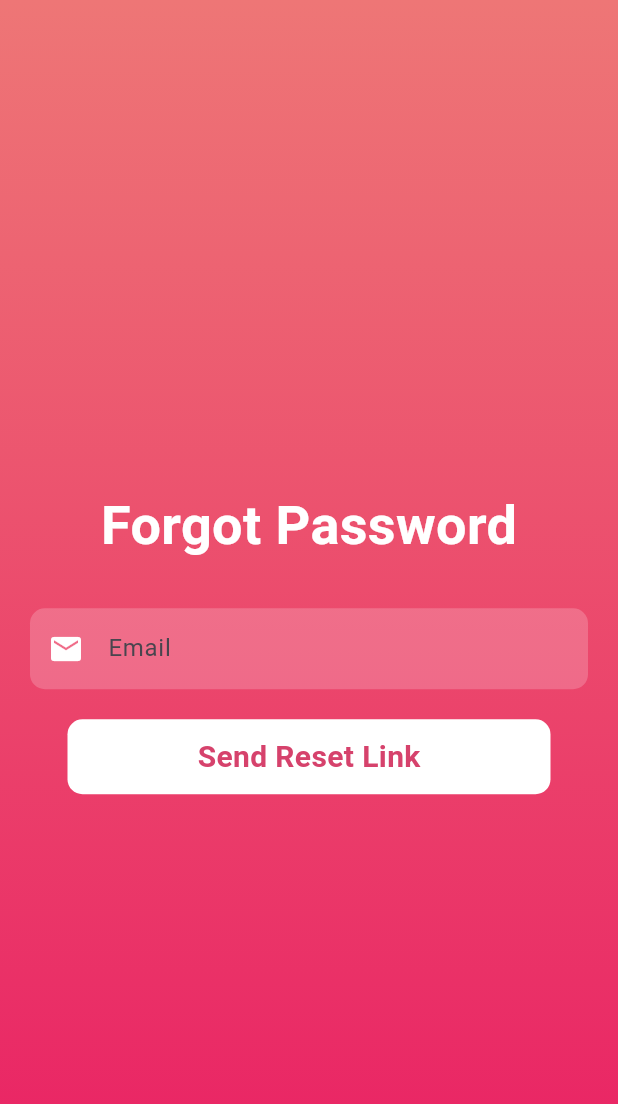
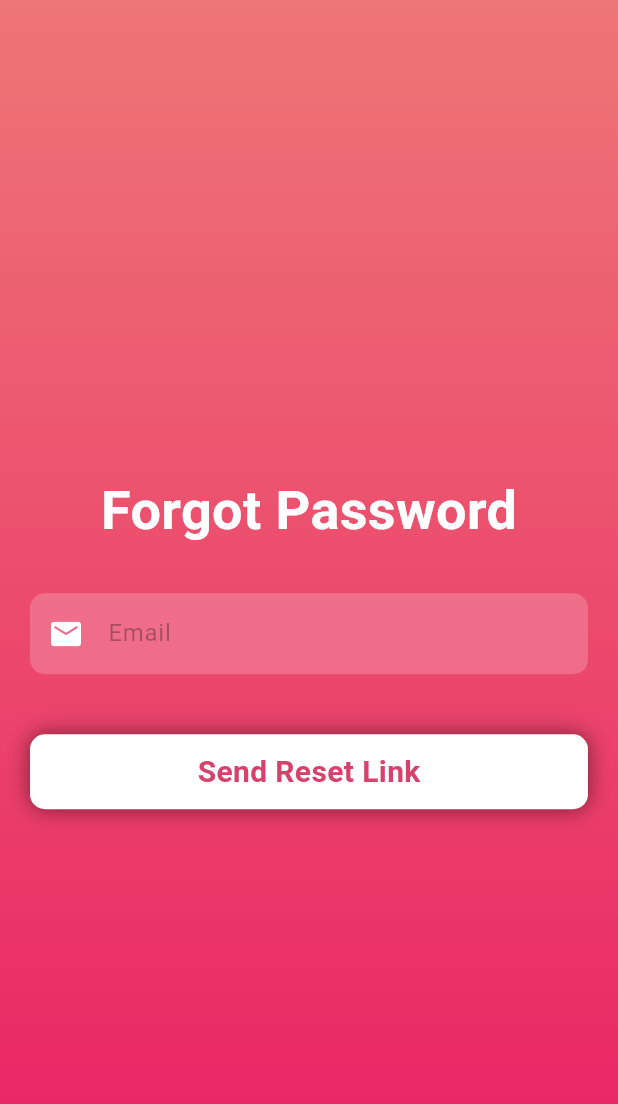
Before and after one commit to rohankarn35/Connex, a Flutter app: the ForgotPasswordScreen screen opened directly, on a phone screen of 412 x 824 dp. Shown: the top 1104 px of the screen. Run offline on Flutter 3.47's test engine with Material 3 defaults, Android fonts, the phone set to English and light mode, and no system bars; our stand-ins replace animated_text_kit, bloc, dropdown_button2, flutter_bloc, get_it.

Commit message:
Added Bloc Logic and RouteManager

```diff
--- a/lib/components/authentication/bloc/authentication_event.dart
+++ b/lib/components/authentication/bloc/authentication_event.dart
@@ -2,3 +2,8 @@ part of 'authentication_bloc.dart';
 
 @immutable
 sealed class AuthenticationEvent {}
+
+final class AuthenticationInitialEvent extends AuthenticationEvent {}
+final class AuthenticationLoginButtonClickedActionEvent extends AuthenticationEvent {}
+final class AuthenticationSignUpButtonClickedActionEvent extends AuthenticationEvent {}
+final class AuthenticationForgotPasswordButtonClickedActionEvent extends AuthenticationEvent {}
--- a/lib/components/authentication/screens/forgot_password_screen.dart
+++ b/lib/components/authentication/screens/forgot_password_screen.dart
@@ -1,3 +1,6 @@
+import 'package:dating_app/injection.dart';
+import 'package:dating_app/widgets/custom_button.dart';
+import 'package:dating_app/widgets/custom_textfield.dart';
 import 'package:flutter/material.dart';
 
 class ForgotPasswordScreen extends StatefulWidget {
@@ -8,6 +11,21 @@ class ForgotPasswordScreen extends StatefulWidget {
 }
 
 class _ForgotPasswordScreenState extends State<ForgotPasswordScreen> {
+  late final CustomTextField _customTextFormField;
+  late final CustomButton _customButton;
+  late final TextEditingController _emailEditingController;
+
+@override
+  void initState() {
+    _customButton = locator.get<CustomButton>();
+    _customTextFormField = locator.get<CustomTextField>();
+    _emailEditingController = locator.get<TextEditingController>();
+
+    // TODO: implement initState
+    super.initState();
+  }
+
+
   @override
   Widget build(BuildContext context) {
    return Scaffold(
@@ -41,47 +59,11 @@ class _ForgotPasswordScreenState extends State<ForgotPasswordScreen> {
             const SizedBox(height: 30),
             Padding(
               padding: const EdgeInsets.symmetric(horizontal: 20),
-              child: TextFormField(
-                decoration: InputDecoration(
-                  hintText: "Email",
-                  prefixIcon: const Icon(Icons.email, color: Colors.white),
-                  filled: true,
-                  fillColor: Colors.white.withOpacity(0.2),
-                  border: OutlineInputBorder(
-                    borderRadius: BorderRadius.circular(10),
-                    borderSide: BorderSide.none,
-                  ),
-                  contentPadding: const EdgeInsets.symmetric(
-                    horizontal: 20,
-                    vertical: 15,
-                  ),
-                ),
-                style: const TextStyle(color: Colors.white),
-              ),
+              child: _customTextFormField.customTextField("Email", Icon(Icons.email_rounded,color: Colors.white,), _emailEditingController)
             ),
-            const SizedBox(height: 20),
-            GestureDetector(
-              onTap: () {
-                // Perform reset password action
-              },
-              child: Container(
-                margin: const EdgeInsets.symmetric(horizontal: 45),
-                height: 50,
-                decoration: BoxDecoration(
-                  color: Colors.white,
-                  borderRadius: BorderRadius.circular(10),
-                ),
-                child: const Center(
-                  child: Text(
-                    "Send Reset Link",
-                    style: TextStyle(
-                      color: Color(0xFFD6426C),
-                      fontSize: 20,
-                      fontWeight: FontWeight.bold,
-                    ),
-                  ),
-                ),
-              ),
+            const SizedBox(height: 40),
+           Padding(padding: EdgeInsets.symmetric(horizontal: 20),
+            child: _customButton.customButton("Send Reset Link", (){}),
             ),
           ],
         ),
--- a/lib/components/welcomescreen/bloc/welcomescreen_state.dart
+++ b/lib/components/welcomescreen/bloc/welcomescreen_state.dart
@@ -5,10 +5,10 @@ sealed class WelcomescreenState {}
 
 sealed class WelcomesreenActionState extends WelcomescreenState {}
 
-class WelcomescreenNavigateToLoginScreen extends WelcomesreenActionState {}
+final class WelcomescreenNavigateToLoginScreen extends WelcomesreenActionState {}
 
-class WelcomescreenNavigatetoSignUpScreen extends WelcomesreenActionState {}
+final class WelcomescreenNavigatetoSignUpScreen extends WelcomesreenActionState {}
 
-class WelcomescreenErrorState extends WelcomescreenState {}
+final class WelcomescreenErrorState extends WelcomescreenState {}
 
 final class WelcomescreenInitialState extends WelcomescreenState {}
--- a/lib/injection.dart
+++ b/lib/injection.dart
@@ -1,3 +1,4 @@
+import 'package:dating_app/components/welcomescreen/bloc/welcomescreen_bloc.dart';
 import 'package:dating_app/widgets/custom_button.dart';
 import 'package:dating_app/widgets/custom_textfield.dart';
 import 'package:flutter/material.dart';
@@ -10,4 +11,5 @@ void setup(){
   locator.registerFactory<CustomTextField>(() => CustomTextField());
   locator.registerFactory<TextEditingController>(() => TextEditingController());
   locator.registerFactory<CustomButton>(() => CustomButton());
+  locator.registerSingleton<WelcomescreenBloc>(WelcomescreenBloc());
 }
--- a/lib/routes.dart
+++ b/lib/routes.dart
@@ -0,0 +1,28 @@
+import 'package:dating_app/components/authentication/screens/forgot_password_screen.dart';
+import 'package:dating_app/components/authentication/screens/login_screen.dart';
+import 'package:dating_app/components/authentication/screens/signup_screen.dart';
+import 'package:dating_app/components/welcomescreen/screens/welcome_screen.dart';
+import 'package:flutter/material.dart';
+
+class RouteManager{
+  static const String Home = "./";
+  static const String Login = "/login";
+static const String SignUp = "/signup";
+
+  static Route<dynamic> generateRoute(RouteSettings settings){
+    switch(settings.name){
+      case Home:
+        return MaterialPageRoute(builder: (_) => LoginScreen());
+      case Login:
+        return MaterialPageRoute(builder: (_) => LoginScreen());
+      case SignUp:
+        return MaterialPageRoute(builder: (_) => SignUpScreen());
+      default:
+        return MaterialPageRoute(builder: (_) => Scaffold(
+          body: Center(
+            child: Text('No route defined for ${settings.name}'),
+          ),
+        ));
+    }
+  }
+}
--- a/pubspec.yaml
+++ b/pubspec.yaml
@@ -39,6 +39,7 @@ dependencies:
   bloc: ^8.1.3
   animated_text_kit: ^4.2.2
   dropdown_button2: ^2.3.9
+  flutter_bloc: ^8.1.4
 
 dev_dependencies:
   flutter_test:
```
Also changed, not shown: lib/components/authentication/bloc/authentication_bloc.dart (+21 -3 lines), lib/components/authentication/bloc/authentication_state.dart (+7 -0 lines), lib/components/authentication/screens/login_screen.dart (+36 -62 lines), lib/components/authentication/screens/signup_screen.dart (+26 -26 lines), lib/components/welcomescreen/screens/welcome_screen.dart (+41 -12 lines), lib/main.dart (+20 -8 lines), pubspec.lock.
